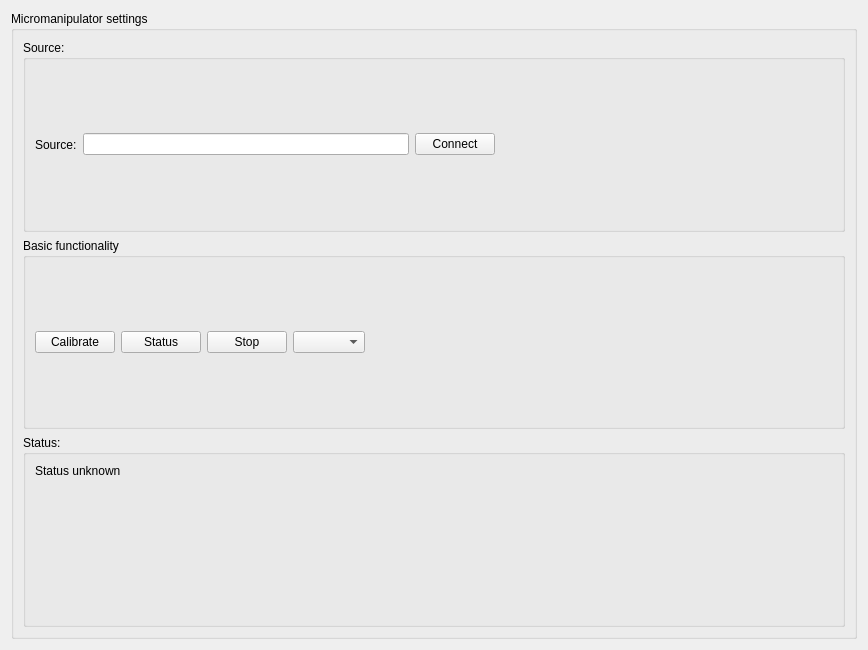
Above: plugins/Sutter/sutter_settingsWidget.ui from pyIVLS/pyIVLS before the change. Below: the same form after it.
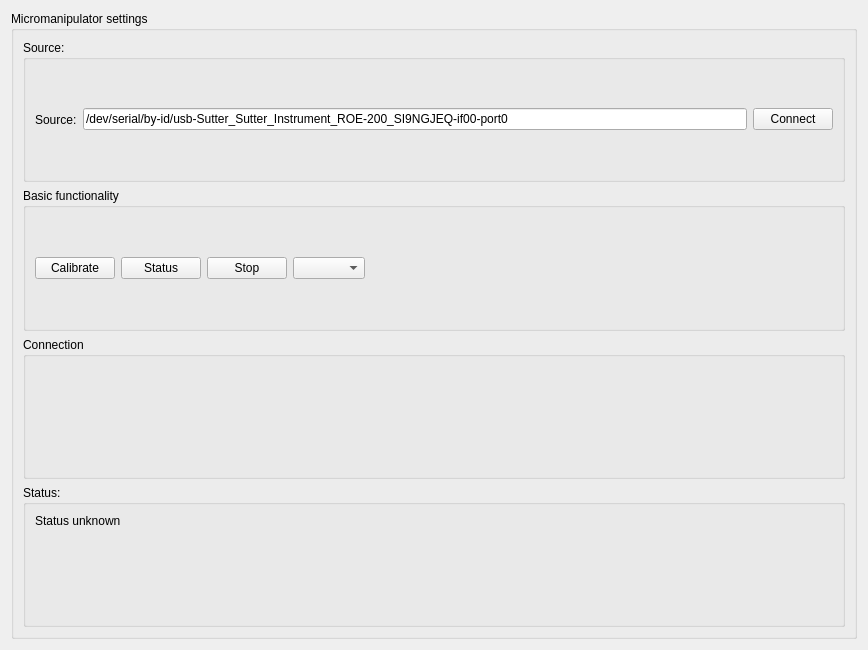
That is the form after the change.

Patch:
```diff
--- a/plugins/Sutter/sutter_settingsWidget.ui
+++ b/plugins/Sutter/sutter_settingsWidget.ui
@@ -40,7 +40,11 @@
           </widget>
          </item>
          <item>
-          <widget class="QLineEdit" name="sourceInput"/>
+          <widget class="QLineEdit" name="sourceInput">
+           <property name="text">
+            <string>/dev/serial/by-id/usb-Sutter_Sutter_Instrument_ROE-200_SI9NGJEQ-if00-port0</string>
+           </property>
+          </widget>
          </item>
          <item>
           <widget class="QPushButton" name="connectButton">
@@ -49,26 +53,6 @@
            </property>
           </widget>
          </item>
-         <item>
-          <widget class="QLabel" name="connectionLabel">
-           <property name="text">
-            <string/>
-           </property>
-          </widget>
-         </item>
-         <item>
-          <spacer name="horizontalSpacer">
-           <property name="orientation">
-            <enum>Qt::Horizontal</enum>
-           </property>
-           <property name="sizeHint" stdset="0">
-            <size>
-             <width>40</width>
-             <height>20</height>
-            </size>
-           </property>
-          </spacer>
-         </item>
         </layout>
        </widget>
       </item>
@@ -118,6 +102,13 @@
         </layout>
        </widget>
       </item>
+      <item>
+       <widget class="QGroupBox" name="groupBox">
+        <property name="title">
+         <string>Connection</string>
+        </property>
+       </widget>
+      </item>
       <item>
        <widget class="QGroupBox" name="saveBox">
         <property name="title">
```
